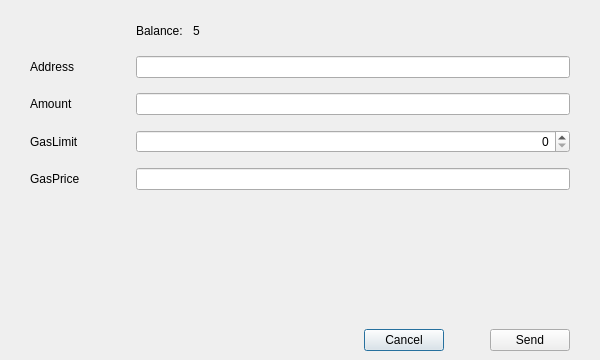
This is src/qt/forms/sendnftdialog.ui in qtumproject/qtum as Qt 5 draws it before an edit. The edited form follows.
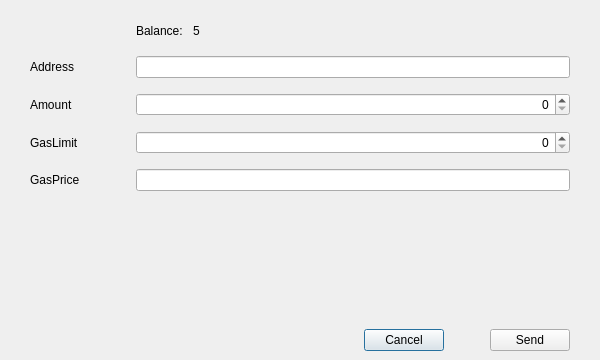
This is the edited form. Custom widgets are drawn as their Qt base class.

Commit message: Update send nft dialog

What changed in the file:
```diff
--- a/src/qt/forms/sendnftdialog.ui
+++ b/src/qt/forms/sendnftdialog.ui
@@ -53,9 +53,6 @@
      <property name="verticalSpacing">
       <number>15</number>
      </property>
-     <item row="2" column="1">
-      <widget class="TokenAmountField" name="lineEditAmount"/>
-     </item>
      <item row="1" column="0">
       <widget class="QLabel" name="labelAddress">
        <property name="minimumSize">
@@ -171,6 +168,16 @@
      <item row="4" column="1">
       <widget class="BitcoinAmountField" name="lineEditGasPrice"/>
      </item>
+     <item row="2" column="1">
+      <widget class="QSpinBox" name="lineEditAmount">
+       <property name="alignment">
+        <set>Qt::AlignRight|Qt::AlignTrailing|Qt::AlignVCenter</set>
+       </property>
+       <property name="maximum">
+        <number>10</number>
+       </property>
+      </widget>
+     </item>
     </layout>
    </item>
    <item>
@@ -261,12 +268,6 @@
    <header>qt/bitcoinamountfield.h</header>
    <container>1</container>
   </customwidget>
-  <customwidget>
-   <class>TokenAmountField</class>
-   <extends>QLineEdit</extends>
-   <header>qt/tokenamountfield.h</header>
-   <container>1</container>
-  </customwidget>
  </customwidgets>
  <tabstops>
   <tabstop>lineEditAddress</tabstop>
```
The commit also changes 4 other files.
